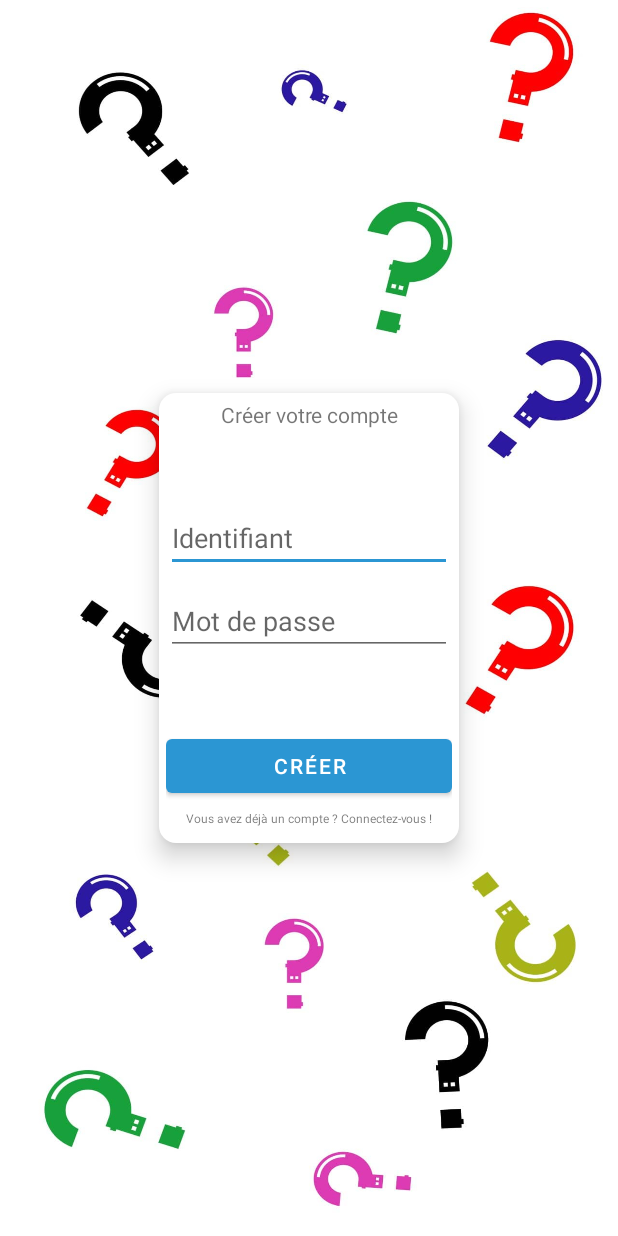
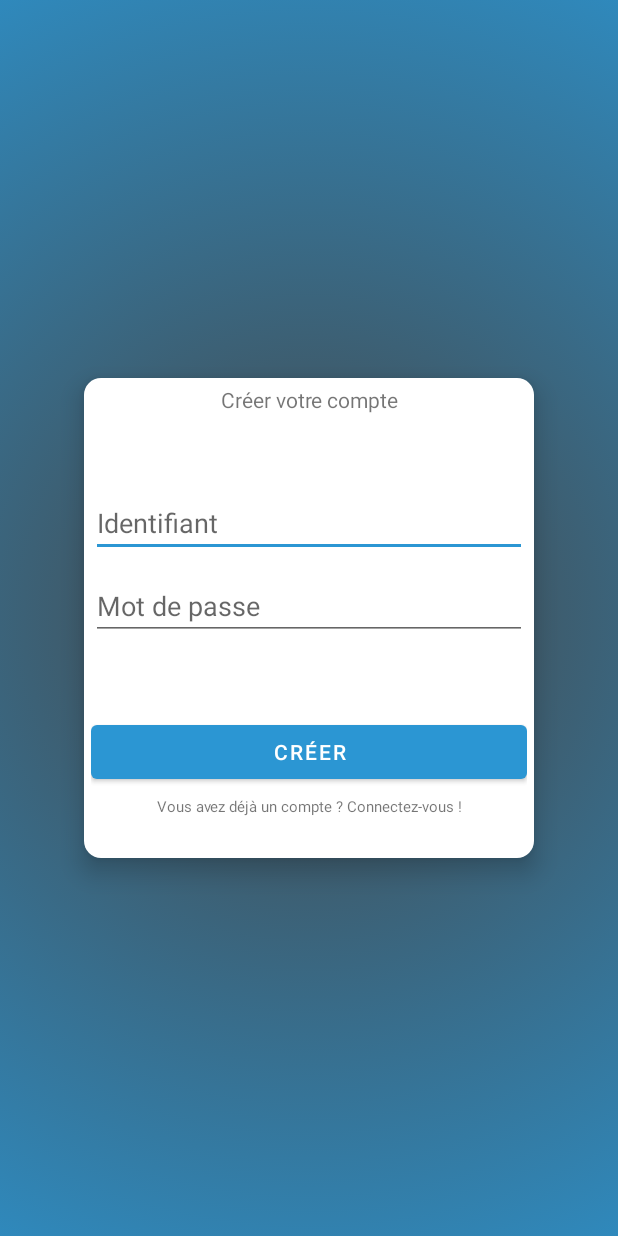
Before and after one commit to Royal27950/SuperQuiz, an Android app: the layout activity_create.xml on its own in the app's theme, with its tools: preview values and no code run, on a phone screen of 412 x 824 dp. Run offline under Robolectric (Android 15) with nearby library versions, the phone set to English and light mode, and no system bars; Roboto replaces fonts that are not available here.

Commit message:
New logo and icon, progress bar

```diff
--- a/app/src/main/AndroidManifest.xml
+++ b/app/src/main/AndroidManifest.xml
@@ -8,7 +8,7 @@
         android:allowBackup="true"
         android:icon="@mipmap/iconsuperquiz"
         android:label="@string/app_name"
-        android:roundIcon="@mipmap/iconsuperquiz"
+        android:roundIcon="@mipmap/logoicon"
         android:supportsRtl="true"
         android:theme="@style/Theme.SuperQuiz">
         <activity android:name=".SplashScreen">
--- /dev/null
+++ b/app/src/main/res/drawable/background_gradient.xml
@@ -0,0 +1,14 @@
+<?xml version="1.0" encoding="utf-8"?>
+<selector xmlns:android="http://schemas.android.com/apk/res/android">
+    <item>
+        <shape>
+            <gradient
+                android:gradientRadius="550dp"
+                android:startColor="@color/grey"
+                android:endColor="@color/blue"
+                android:type="radial">
+
+            </gradient>
+        </shape>
+    </item>
+</selector>
--- a/app/src/main/res/layout/activity_create.xml
+++ b/app/src/main/res/layout/activity_create.xml
@@ -5,12 +5,12 @@
     android:layout_width="match_parent"
     android:layout_height="match_parent"
     tools:context=".Create"
-    android:background="@drawable/background"
+    android:background="@drawable/background_gradient"
     android:screenOrientation="portrait">
 
     <LinearLayout
-        android:layout_width="200dp"
-        android:layout_height="300dp"
+        android:layout_width="300dp"
+        android:layout_height="320dp"
         android:background="@drawable/forme"
         android:orientation="vertical"
         app:layout_constraintBottom_toBottomOf="parent"
@@ -47,19 +47,27 @@
             android:hint="@string/mdp"
             android:layout_marginTop="10dp"/>
 
+        <ProgressBar
+            android:id="@+id/progressBar"
+            style="?android:attr/progressBarStyle"
+            android:layout_width="match_parent"
+            android:layout_height="25dp"
+            android:layout_marginTop="10dp"
+            android:visibility="invisible" />
+
         <Button
             android:id="@+id/createButton"
             android:layout_width="match_parent"
             android:layout_height="wrap_content"
             android:text="@string/create"
-            android:layout_marginTop="50dp"/>
+            android:layout_marginTop="15dp"/>
 
         <TextView
             android:id="@+id/loginText"
             android:layout_width="match_parent"
             android:layout_height="wrap_content"
             android:textIsSelectable="true"
-            android:textSize="8sp"
+            android:textSize="10sp"
             android:text="@string/alreadyAccount"
             android:textAlignment="center"
             android:layout_marginTop="5dp"
--- a/app/src/main/res/layout/activity_main.xml
+++ b/app/src/main/res/layout/activity_main.xml
@@ -5,6 +5,8 @@
     android:layout_width="match_parent"
     android:layout_height="match_parent"
     tools:context=".MainActivity">
+
+
 
     <ScrollView
         android:layout_width="match_parent"
--- a/app/src/main/res/layout/activity_splash_screen.xml
+++ b/app/src/main/res/layout/activity_splash_screen.xml
@@ -8,13 +8,13 @@
 
     <ImageView
         android:id="@+id/imageIcon"
-        android:layout_width="wrap_content"
-        android:layout_height="wrap_content"
+        android:layout_width="300dp"
+        android:layout_height="300dp"
         app:layout_constraintBottom_toBottomOf="parent"
         app:layout_constraintEnd_toEndOf="parent"
         app:layout_constraintStart_toStartOf="parent"
         app:layout_constraintTop_toTopOf="parent"
-            android:src="@drawable/logosuperquiz">
+            android:src="@drawable/logoquizz">
 
     </ImageView>
 
```
Also changed, not shown: app/src/main/java/com/example/superquiz/Create.java (+7 -0 lines), app/src/main/res/layout/activity_connect.xml (+20 -15 lines), app/src/main/res/drawable/background.jpg (deleted), app/src/main/res/drawable/logoquizz.png (added), app/src/main/res/drawable/logosuperquiz.jpg (deleted), app/src/main/res/mipmap-hdpi/logoicon.png (added), app/src/main/res/mipmap-xxxhdpi/iconsuperquiz.jpg (deleted).
